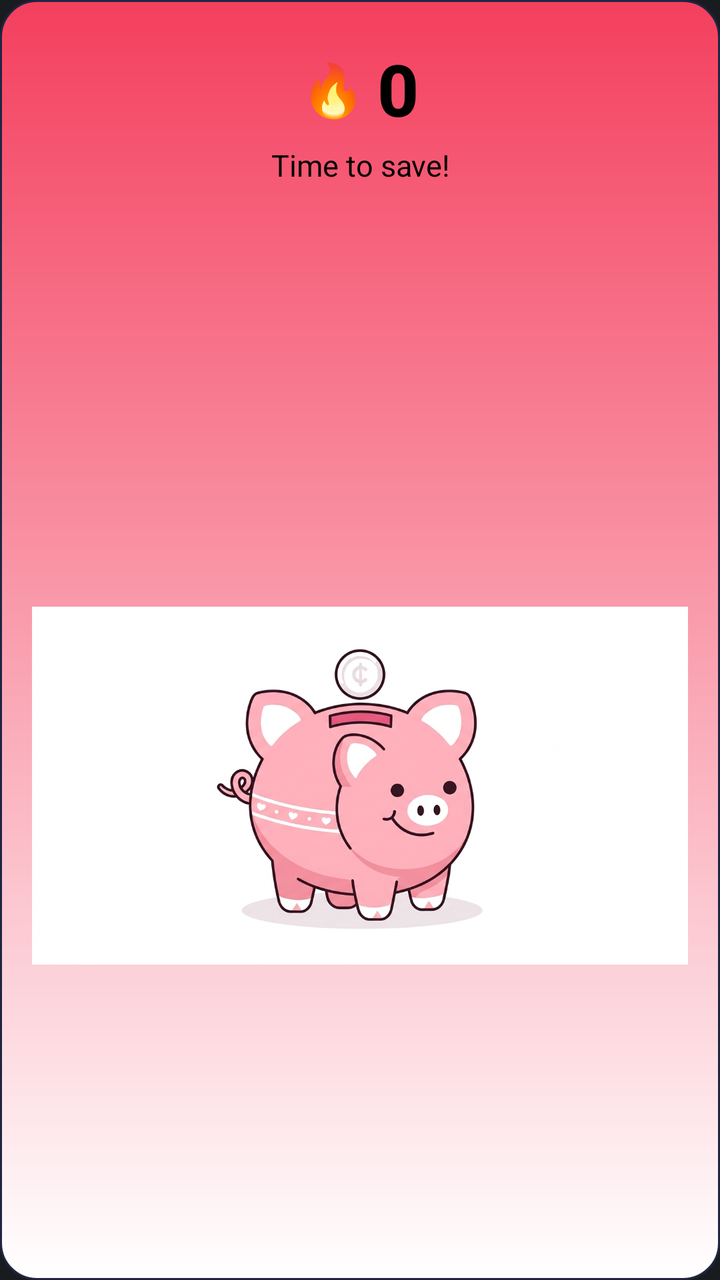
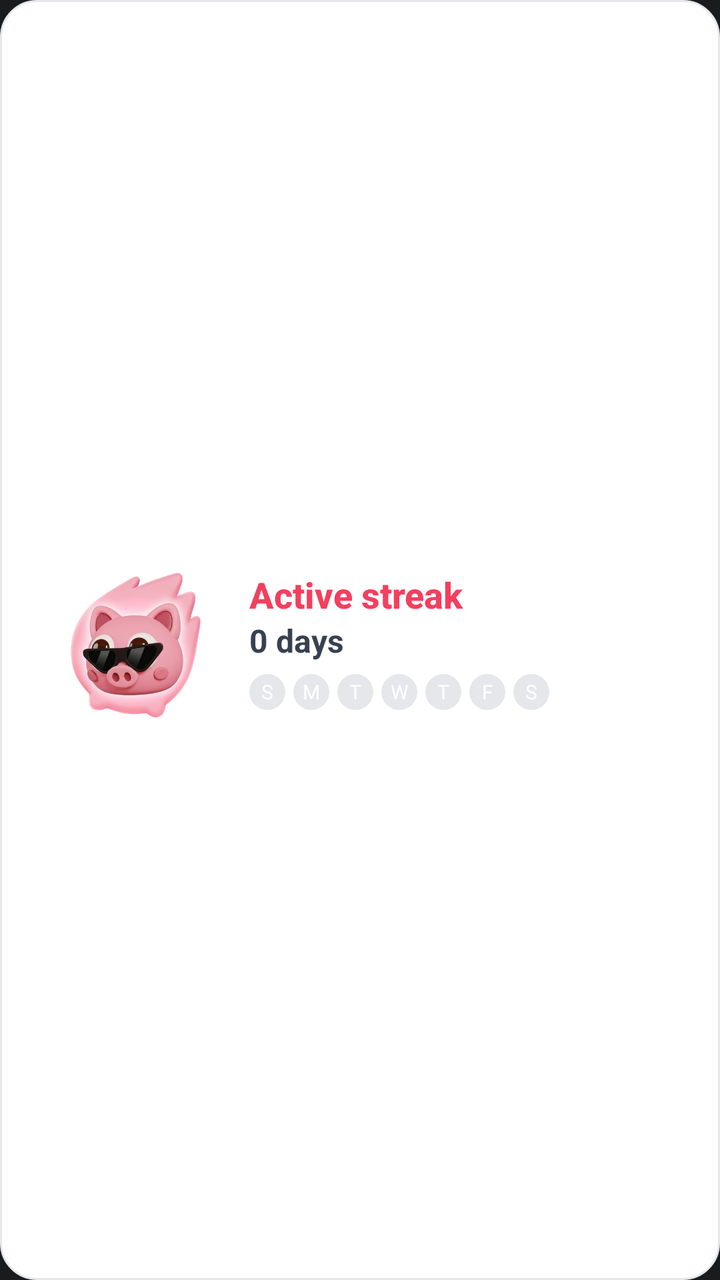

Screens rendered from an Android XML layout before and after an edit, with the pre-edit source and the edit as a unified diff.
<!-- AndroidManifest.xml: application theme Theme.MyApplication -->
<!-- res/layout/widget_streak.xml -->
<?xml version="1.0" encoding="utf-8"?>
<LinearLayout xmlns:android="http://schemas.android.com/apk/res/android"
    android:id="@+id/widget_root"
    android:layout_width="match_parent"
    android:layout_height="match_parent"
    android:background="@drawable/bg_streak_widget"
    android:orientation="vertical"
    android:gravity="center_horizontal"
    android:paddingLeft="16dp"
    android:paddingRight="16dp"
    android:paddingTop="20dp"
    android:paddingBottom="0dp">

    
    <LinearLayout
        android:layout_width="wrap_content"
        android:layout_height="wrap_content"
        android:orientation="horizontal"
        android:gravity="center_vertical"
        android:layout_marginBottom="4dp">

        
        <TextView
            android:layout_width="wrap_content"
            android:layout_height="wrap_content"
            android:text="🔥"
            android:textSize="26sp"
            android:layout_marginEnd="6dp" />

        <TextView
            android:id="@+id/tv_streak_count"
            android:layout_width="wrap_content"
            android:layout_height="wrap_content"
            android:text="0"
            android:textColor="#000000"
            android:textSize="36sp"
            android:textStyle="bold"
            android:fontFamily="sans-serif-medium" />
    </LinearLayout>

    
    <TextView
        android:id="@+id/tv_streak_message"
        android:layout_width="wrap_content"
        android:layout_height="wrap_content"
        android:text="Time to save!"
        android:textColor="#000000"
        android:textSize="15sp"
        android:layout_marginBottom="12dp"
        android:gravity="center"
        android:maxLines="1"
        android:fontFamily="sans-serif" />

    
    <FrameLayout
        android:layout_width="match_parent"
        android:layout_height="0dp"
        android:layout_weight="0.1" />

    
    <ImageView
        android:id="@+id/iv_streak_mascot"
        android:layout_width="match_parent"
        android:layout_height="0dp"
        android:layout_weight="1.2"
        android:src="@drawable/img_streak_mascot_new"
        android:scaleType="fitCenter"
        android:layout_gravity="bottom|center_horizontal"
        android:layout_marginBottom="0dp"
        android:contentDescription="Mascot" />

</LinearLayout>
<!-- resources referenced by this layout -->
<resources>
  <!-- drawable bg_streak_widget (drawable) -->
  <?xml version="1.0" encoding="utf-8"?>
  <shape xmlns:android="http://schemas.android.com/apk/res/android"
      android:shape="rectangle">
      <gradient
          android:type="linear"
          android:angle="270"
          android:startColor="#F43F5E"
          android:endColor="#FFFFFF" />
      <corners android:radius="18dp" />
      <stroke
          android:width="1dp"
          android:color="#1F2542" />
  </shape>
  <!-- drawable img_streak_mascot_new: jpg bitmap (drawable, 259226 bytes) -->
  <style name="Theme.MyApplication" parent="android:Theme.DeviceDefault.NoActionBar" />
</resources>

<!-- the commit's change to res/layout/widget_streak.xml (unified diff, before → after) -->
@@ -4,69 +4,138 @@
     android:layout_width="match_parent"
     android:layout_height="match_parent"
     android:background="@drawable/bg_streak_widget"
-    android:orientation="vertical"
-    android:gravity="center_horizontal"
-    android:paddingLeft="16dp"
-    android:paddingRight="16dp"
-    android:paddingTop="20dp"
-    android:paddingBottom="0dp">
+    android:orientation="horizontal"
+    android:gravity="center_vertical"
+    android:paddingStart="16dp"
+    android:paddingEnd="8dp"
+    android:paddingTop="4dp"
+    android:paddingBottom="4dp">
+
+    
+    <ImageView
+        android:id="@+id/iv_streak_mascot"
+        android:layout_width="0dp"
+        android:layout_height="match_parent"
+        android:layout_weight="0.8"
+        android:src="@drawable/img_streak_mascot_new"
+        android:scaleType="fitCenter"
+        android:layout_marginTop="4dp"
+        android:layout_marginBottom="4dp"
+        android:contentDescription="Mascot" />
 
     
     <LinearLayout
-        android:layout_width="wrap_content"
+        android:layout_width="0dp"
         android:layout_height="wrap_content"
-        android:orientation="horizontal"
-        android:gravity="center_vertical"
-        android:layout_marginBottom="4dp">
+        android:layout_weight="1.8"
+        android:orientation="vertical"
+        android:gravity="start|center_vertical"
+        android:layout_marginStart="8dp">
 
-        
         <TextView
+            android:id="@+id/tv_streak_message"
             android:layout_width="wrap_content"
             android:layout_height="wrap_content"
-            android:text="🔥"
-            android:textSize="26sp"
-            android:layout_marginEnd="6dp" />
+            android:text="Active streak"
+            android:textColor="#F43F5E"
+            android:textSize="18sp"
+            android:textStyle="bold"
+            android:fontFamily="sans-serif-medium" />
 
         <TextView
             android:id="@+id/tv_streak_count"
             android:layout_width="wrap_content"
             android:layout_height="wrap_content"
-            android:text="0"
-            android:textColor="#000000"
-            android:textSize="36sp"
+            android:text="0 days"
+            android:textColor="#374151"
+            android:textSize="16sp"
             android:textStyle="bold"
-            android:fontFamily="sans-serif-medium" />
+            android:fontFamily="sans-serif"
+            android:layout_marginBottom="6dp" />
+
+        
+        <LinearLayout
+            android:layout_width="wrap_content"
+            android:layout_height="wrap_content"
+            android:orientation="horizontal"
+            android:gravity="center_vertical">
+
+            <TextView
+                android:id="@+id/tv_day_sun"
+                android:layout_width="18dp"
+                android:layout_height="18dp"
+                android:background="@drawable/bg_streak_day_inactive"
+                android:text="S"
+                android:textColor="#FFFFFF"
+                android:textSize="10sp"
+                android:gravity="center"
+                android:layout_marginEnd="4dp" />
+
+            <TextView
+                android:id="@+id/tv_day_mon"
+                android:layout_width="18dp"
+                android:layout_height="18dp"
+                android:background="@drawable/bg_streak_day_inactive"
+                android:text="M"
+                android:textColor="#FFFFFF"
+                android:textSize="10sp"
+                android:gravity="center"
+                android:layout_marginEnd="4dp" />
+
+            <TextView
+                android:id="@+id/tv_day_tue"
+                android:layout_width="18dp"
+                android:layout_height="18dp"
+                android:background="@drawable/bg_streak_day_inactive"
+                android:text="T"
+                android:textColor="#FFFFFF"
+                android:textSize="10sp"
+                android:gravity="center"
+                android:layout_marginEnd="4dp" />
+
+            <TextView
+                android:id="@+id/tv_day_wed"
+                android:layout_width="18dp"
+                android:layout_height="18dp"
+                android:background="@drawable/bg_streak_day_inactive"
+                android:text="W"
+                android:textColor="#FFFFFF"
+                android:textSize="10sp"
+                android:gravity="center"
+                android:layout_marginEnd="4dp" />
+
+            <TextView
+                android:id="@+id/tv_day_thu"
+                android:layout_width="18dp"
+                android:layout_height="18dp"
+                android:background="@drawable/bg_streak_day_inactive"
+                android:text="T"
+                android:textColor="#FFFFFF"
+                android:textSize="10sp"
+                android:gravity="center"
+                android:layout_marginEnd="4dp" />
+
+            <TextView
+                android:id="@+id/tv_day_fri"
+                android:layout_width="18dp"
+                android:layout_height="18dp"
+                android:background="@drawable/bg_streak_day_inactive"
+                android:text="F"
+                android:textColor="#FFFFFF"
+                android:textSize="10sp"
+                android:gravity="center"
+                android:layout_marginEnd="4dp" />
+
+            <TextView
+                android:id="@+id/tv_day_sat"
+                android:layout_width="18dp"
+                android:layout_height="18dp"
+                android:background="@drawable/bg_streak_day_inactive"
+                android:text="S"
+                android:textColor="#FFFFFF"
+                android:textSize="10sp"
+                android:gravity="center" />
+        </LinearLayout>
     </LinearLayout>
 
-    
-    <TextView
-        android:id="@+id/tv_streak_message"
-        android:layout_width="wrap_content"
-        android:layout_height="wrap_content"
-        android:text="Time to save!"
-        android:textColor="#000000"
-        android:textSize="15sp"
-        android:layout_marginBottom="12dp"
-        android:gravity="center"
-        android:maxLines="1"
-        android:fontFamily="sans-serif" />
-
-    
-    <FrameLayout
-        android:layout_width="match_parent"
-        android:layout_height="0dp"
-        android:layout_weight="0.1" />
-
-    
-    <ImageView
-        android:id="@+id/iv_streak_mascot"
-        android:layout_width="match_parent"
-        android:layout_height="0dp"
-        android:layout_weight="1.2"
-        android:src="@drawable/img_streak_mascot_new"
-        android:scaleType="fitCenter"
-        android:layout_gravity="bottom|center_horizontal"
-        android:layout_marginBottom="0dp"
-        android:contentDescription="Mascot" />
-
 </LinearLayout>
<!-- resource entries referenced after the edit -->
@@ -1,20 +1,23 @@
 <!-- resources referenced by this layout -->
 <resources>
+  <!-- drawable bg_streak_day_inactive (drawable) -->
+  <?xml version="1.0" encoding="utf-8"?>
+  <shape xmlns:android="http://schemas.android.com/apk/res/android"
+      android:shape="oval">
+      <solid android:color="#E5E7EB" />
+      <size android:width="20dp" android:height="20dp" />
+  </shape>
   <!-- drawable bg_streak_widget (drawable) -->
   <?xml version="1.0" encoding="utf-8"?>
   <shape xmlns:android="http://schemas.android.com/apk/res/android"
       android:shape="rectangle">
-      <gradient
-          android:type="linear"
-          android:angle="270"
-          android:startColor="#F43F5E"
-          android:endColor="#FFFFFF" />
+      <solid android:color="#FFFFFF" />
       <corners android:radius="18dp" />
       <stroke
           android:width="1dp"
-          android:color="#1F2542" />
+          android:color="#E5E7EB" />
   </shape>
-  <!-- drawable img_streak_mascot_new: jpg bitmap (drawable, 259226 bytes) -->
+  <!-- drawable img_streak_mascot_new: jpg bitmap (drawable, 176160 bytes) -->
   <style name="Theme.MyApplication" parent="android:Theme.DeviceDefault.NoActionBar" />
 </resources>
 
